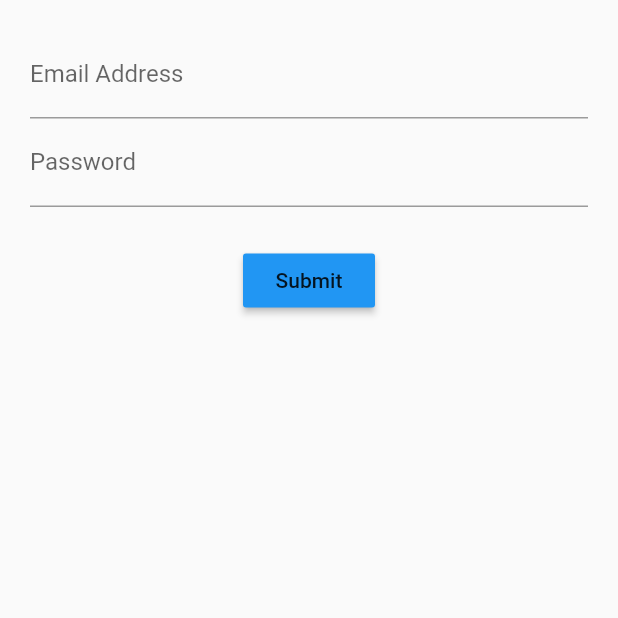
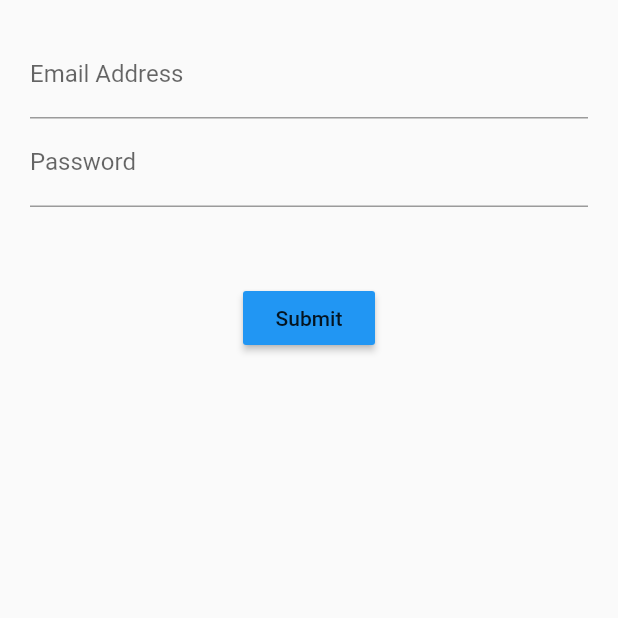
Before and after one commit to NipuniKodithuwakku/flutter_login_app, a Flutter app: the screen it shows after launch, on a phone screen of 412 x 824 dp, the top half of it. Run offline on Flutter 3.47's test engine with Material 2 defaults, Android fonts, the phone set to English and light mode, and no system bars.

```diff
--- a/lib/src/screens/login_screen.dart
+++ b/lib/src/screens/login_screen.dart
@@ -7,14 +7,21 @@ class LoginScreen extends StatefulWidget {
 }
 
 class LoginScreenState extends State<LoginScreen> {
+  final formKey = GlobalKey<FormState>();
+
   Widget build(context) {
     return Container(
       margin: EdgeInsets.all(20.0),
       child: Form(
+          key: formKey,
           child: Column(
             children: <Widget>[
               emailField(),
               passwordField(),
+              //better way of adding space between widgets
+              Container(
+                margin: EdgeInsets.only(top: 25.0),
+              ),
               submitButton(),
             ],
           )),
```
Lines whose indentation alone changed are shown as unchanged.
